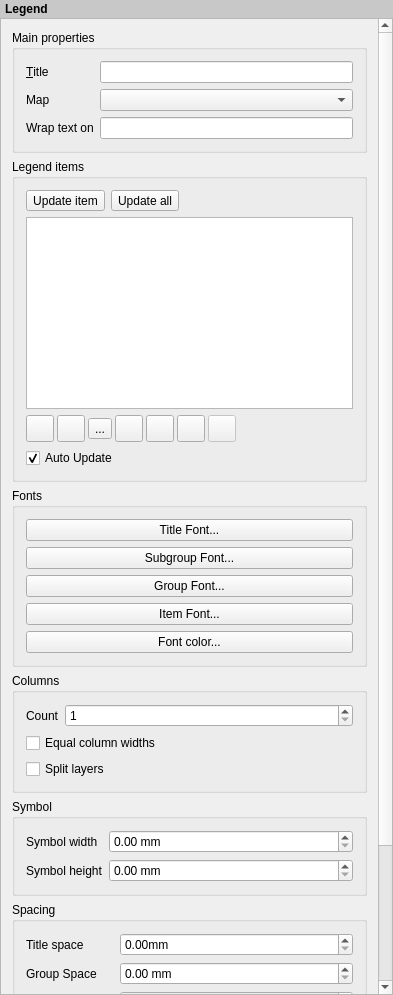
Old version of the form src/ui/qgscomposerlegendwidgetbase.ui in the repository qgis/QGIS.
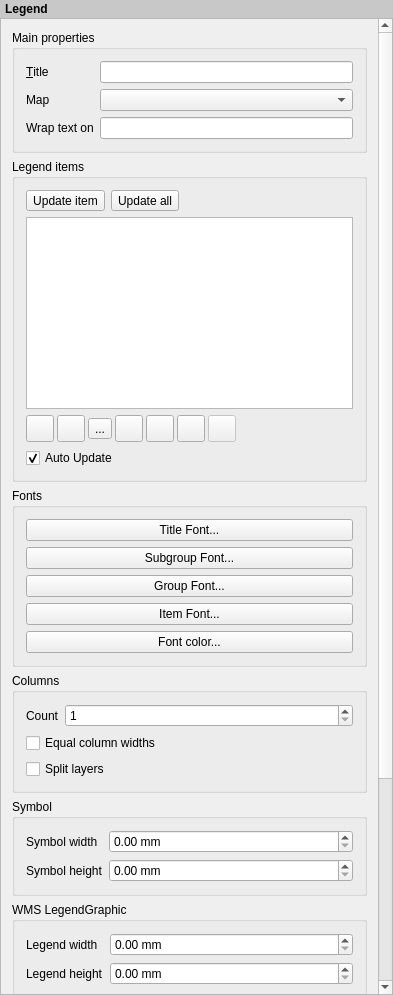
New version of the form. Icons and pictures are not drawn. Custom widgets are drawn as their Qt base class.

Commit message:
Added managing of WMS legends (getLegendGraphic) in the addLegend of QgsComposer. Added parameters to interactively modify wms legends scale. Add WMS getLegendGraphic draw in composer and add it's size parameters in composer window.
Developed with funding from Regione Toscana-SITA

Patch:
```diff
--- a/src/ui/qgscomposerlegendwidgetbase.ui
+++ b/src/ui/qgscomposerlegendwidgetbase.ui
@@ -54,9 +54,9 @@
       <property name="geometry">
        <rect>
         <x>0</x>
-        <y>-141</y>
+        <y>-309</y>
         <width>373</width>
-        <height>1141</height>
+        <height>1387</height>
        </rect>
       </property>
       <layout class="QVBoxLayout" name="mainLayout">
@@ -540,6 +540,73 @@
          </layout>
         </widget>
        </item>
+       <item>
+        <widget class="QgsCollapsibleGroupBoxBasic" name="mSymbolsColGroupBox_2">
+         <property name="title">
+          <string>WMS LegendGraphic</string>
+         </property>
+         <property name="syncGroup" stdset="0">
+          <string notr="true">composeritem</string>
+         </property>
+         <property name="collapsed" stdset="0">
+          <bool>true</bool>
+         </property>
+         <layout class="QFormLayout" name="formLayout_5">
+          <property name="fieldGrowthPolicy">
+           <enum>QFormLayout::AllNonFixedFieldsGrow</enum>
+          </property>
+          <property name="labelAlignment">
+           <set>Qt::AlignLeading|Qt::AlignLeft|Qt::AlignVCenter</set>
+          </property>
+          <item row="0" column="0">
+           <widget class="QLabel" name="label_13">
+            <property name="text">
+             <string>Legend width</string>
+            </property>
+            <property name="wordWrap">
+             <bool>true</bool>
+            </property>
+           </widget>
+          </item>
+          <item row="0" column="1">
+           <widget class="QDoubleSpinBox" name="mWmsLegendWidthSpinBox">
+            <property name="prefix">
+             <string/>
+            </property>
+            <property name="suffix">
+             <string> mm</string>
+            </property>
+            <property name="maximum">
+             <double>9999.000000000000000</double>
+            </property>
+           </widget>
+          </item>
+          <item row="1" column="0">
+           <widget class="QLabel" name="label_14">
+            <property name="text">
+             <string>Legend height</string>
+            </property>
+            <property name="wordWrap">
+             <bool>true</bool>
+            </property>
+           </widget>
+          </item>
+          <item row="1" column="1">
+           <widget class="QDoubleSpinBox" name="mWmsLegendHeightSpinBox">
+            <property name="prefix">
+             <string/>
+            </property>
+            <property name="suffix">
+             <string> mm</string>
+            </property>
+            <property name="maximum">
+             <double>9999.000000000000000</double>
+            </property>
+           </widget>
+          </item>
+         </layout>
+        </widget>
+       </item>
        <item>
         <widget class="QgsCollapsibleGroupBoxBasic" name="mSpacingColGroupBox">
          <property name="title">
```
Left out of the diff: 3 changed lines with no effect on the pictures. The commit also changes 6 other files.
